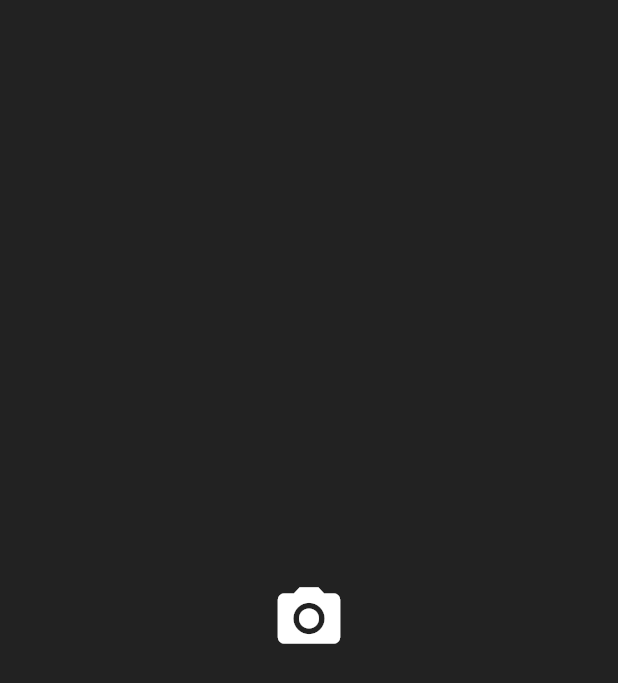
After one commit to nvietanh1909/mina, a Flutter app: the ExpenseScreen screen opened directly, after a tap on "Scan Bill", on a phone screen of 412 x 824 dp. The commit adds this screen. Shown: the top 683 px of the screen. Run offline on Flutter 3.47's test engine with Material 3 defaults, Android fonts, the phone set to English and light mode, and no system bars; our stand-ins replace fl_chart, flutter_svg, image_picker, permission_handler, pinput, shared_preferences and 1 more; missing offline and left inert: google_ml_kit; accounts and stored records are empty; network calls fail.

Commit message:
+ add feature voice in chatbot + add feature OCR scan bill + method remember me when login success + Fix UI/ UX

```diff
--- /dev/null
+++ b/lib/screens/camera/scan_bill_screen.dart
@@ -0,0 +1,126 @@
+import 'package:flutter/material.dart';
+import 'package:image_picker/image_picker.dart';
+import 'dart:io';
+import 'package:mina/services/api_service.dart';
+import 'package:mina/services/bill_scanner_service.dart';
+
+class ScanBillScreen extends StatefulWidget {
+  const ScanBillScreen({Key? key}) : super(key: key);
+
+  @override
+  State<ScanBillScreen> createState() => _ScanBillScreenState();
+}
+
+class _ScanBillScreenState extends State<ScanBillScreen> {
+  File? _image;
+  bool _isScanning = false;
+  String _scanText = '';
+  final ImagePicker _picker = ImagePicker();
+
+  @override
+  void initState() {
+    super.initState();
+    // Gọi chức năng chụp ảnh ngay khi màn hình được khởi tạo
+    _takePicture();
+  }
+
+  Future<void> _takePicture() async {
+    try {
+      final XFile? photo = await _picker.pickImage(source: ImageSource.camera);
+      if (photo != null) {
+        setState(() {
+          _image = File(photo.path);
+          _isScanning = true;
+        });
+
+        // Process the image
+        await _processImage();
+      }
+    } catch (e) {
+      ScaffoldMessenger.of(context).showSnackBar(
+        SnackBar(content: Text('Error taking picture: $e')),
+      );
+    }
+  }
+
+  Future<void> _processImage() async {
+    try {
+      if (_image == null) return;
+
+      final billScannerService = BillScannerService(AuthService());
+
+      // Extract text from image
+      final extractedText = await billScannerService.scanBill(_image!);
+
+      // Analyze text with AI
+      final result = await billScannerService.analyzeBillText(extractedText);
+
+      // Return result to previous screen
+      Navigator.pop(context, result);
+    } catch (e) {
+      ScaffoldMessenger.of(context).showSnackBar(
+        SnackBar(content: Text('Error processing image: $e')),
+      );
+    } finally {
+      setState(() => _isScanning = false);
+    }
+  }
+
+  @override
+  Widget build(BuildContext context) {
+    return Stack(
+      children: [
+        if (_image != null)
+          Container(
+            width: double.infinity,
+            height: double.infinity,
+            color: Colors.black,
+            child: Stack(
+              children: [
+                // Hình ảnh chụp
+                Positioned.fill(
+                  child: Image.file(
+                    _image!,
+                    fit: BoxFit.contain,
+                  ),
+                ),
+                // Nút back
+                Positioned(
+                  top: 40,
+                  left: 10,
+                  child: IconButton(
+                    icon: const Icon(Icons.arrow_back_ios, color: Colors.white),
+                    onPressed: () => Navigator.pop(context),
+                  ),
+                ),
+                // Loading indicator khi đang xử lý
+                if (_isScanning)
+                  const Positioned.fill(
+                    child: Center(
+                      child: CircularProgressIndicator(
+                        valueColor: AlwaysStoppedAnimation<Color>(Colors.white),
+                      ),
+                    ),
+                  ),
+              ],
+            ),
+          )
+        else
+          // Màn hình camera
+          GestureDetector(
+            onTap: _takePicture,
+            child: Container(
+              color: Colors.black87,
+              child: const Center(
+                child: Icon(
+                  Icons.camera_alt,
+                  color: Colors.white,
+                  size: 50,
+                ),
+              ),
+            ),
+          ),
+      ],
+    );
+  }
+}
--- a/lib/screens/home/home_screen.dart
+++ b/lib/screens/home/home_screen.dart
@@ -5,7 +5,7 @@ import 'package:flutter_svg/svg.dart';
 import 'package:http/testing.dart';
 import 'package:mina/model/transaction_model.dart';
 import 'package:mina/screens/account/account_screen.dart';
-import 'package:mina/screens/camera/camera_screen.dart';
+import 'package:mina/screens/camera/scan_bill_screen.dart';
 import 'package:mina/screens/home/transaction/transaction_screen.dart';
 import 'package:mina/screens/profile/profile_screen.dart';
 import 'package:mina/screens/report/report_screen.dart';
--- a/lib/screens/home/transaction/expense_screen.dart
+++ b/lib/screens/home/transaction/expense_screen.dart
@@ -1,4 +1,6 @@
 import 'package:flutter/material.dart';
+import 'package:mina/screens/camera/scan_bill_screen.dart';
+import 'package:mina/services/bill_scanner_service.dart';
 import 'package:provider/provider.dart';
 import 'package:intl/intl.dart';
 import 'package:mina/model/transaction_model.dart';
@@ -52,6 +54,29 @@ class _ExpenseScreenState extends State<ExpenseScreen> {
         ScaffoldMessenger.of(context).showSnackBar(
           SnackBar(
               content: Text('Không thể tải danh sách ví: ${e.toString()}')),
+        );
+      }
+    }
+  }
+
+  Future<void> _openBillScanner() async {
+    try {
+      final result = await Navigator.push<BillScanResult>(
+        context,
+        MaterialPageRoute(builder: (context) => const ScanBillScreen()),
+      );
+
+      if (result != null) {
+        setState(() {
+          amountController.text = result.amount.toString();
+          category = result.category;
+          notesController.text = result.notes;
+        });
+      }
+    } catch (e) {
+      if (mounted) {
+        ScaffoldMessenger.of(context).showSnackBar(
+          SnackBar(content: Text('Error scanning bill: $e')),
         );
       }
     }
@@ -254,20 +279,11 @@ class _ExpenseScreenState extends State<ExpenseScreen> {
                     ),
                     child: Column(
                       children: [
-                        // NEW: Scan Bill option added here
                         buildSelectableFieldImproved(
                           'Scan Bill',
                           'Tap to scan',
                           Icons.camera_alt,
-                          () {
-                            // TODO: Implement bill scanning functionality
-                            ScaffoldMessenger.of(context).showSnackBar(
-                              const SnackBar(
-                                content: Text(
-                                    'Chức năng quét bill đang được phát triển'),
-                              ),
-                            );
-                          },
+                          _openBillScanner,
                         ),
                         buildDivider(),
                         buildSelectableFieldImproved(
--- /dev/null
+++ b/lib/services/bill_scanner_service.dart
@@ -0,0 +1,58 @@
+import 'dart:io';
+import 'package:google_ml_kit/google_ml_kit.dart';
+import 'package:http/http.dart' as http;
+import 'package:mina/services/api_service.dart';
+import 'dart:convert';
+
+class BillScanResult {
+  final double amount;
+  final String category;
+  final String notes;
+
+  BillScanResult({
+    required this.amount,
+    required this.category,
+    required this.notes,
+  });
+
+  factory BillScanResult.fromJson(Map<String, dynamic> json) {
+    return BillScanResult(
+      amount: json['amount'].toDouble(),
+      category: json['category'],
+      notes: json['notes'],
+    );
+  }
+}
+
+class BillScannerService {
+  final AuthService _authService;
+
+  BillScannerService(this._authService);
+
+  Future<String> scanBill(File imageFile) async {
+    final inputImage = InputImage.fromFile(imageFile);
+    final textRecognizer = GoogleMlKit.vision.textRecognizer();
+
+    try {
+      final RecognizedText recognizedText =
+          await textRecognizer.processImage(inputImage);
+      return recognizedText.text;
+    } finally {
+      textRecognizer.close();
+    }
+  }
+
+  Future<BillScanResult> analyzeBillText(String text) async {
+    try {
+      final response = await _authService.getAuthenticatedData(
+        '/api/bills/analyze',
+        method: 'POST',
+        body: {'text': text},
+      );
+
+      return BillScanResult.fromJson(response['data']);
+    } catch (e) {
+      throw Exception('Error analyzing bill: $e');
+    }
+  }
+}
```
Also changed, not shown: lib/provider/auth_provider.dart (+52 -1 lines), lib/screens/auth/login_screen.dart (+35 -5 lines), lib/screens/camera/camera_screen.dart (deleted, +0 -167 lines), lib/screens/chatbot/chatbot_screen.dart (+46 -0 lines), lib/screens/home/transaction/income_screen.dart (+28 -12 lines), pubspec.yaml (+4 -3 lines), lib/main.dart (line endings or trailing spaces), pubspec.lock, 8 other files.
